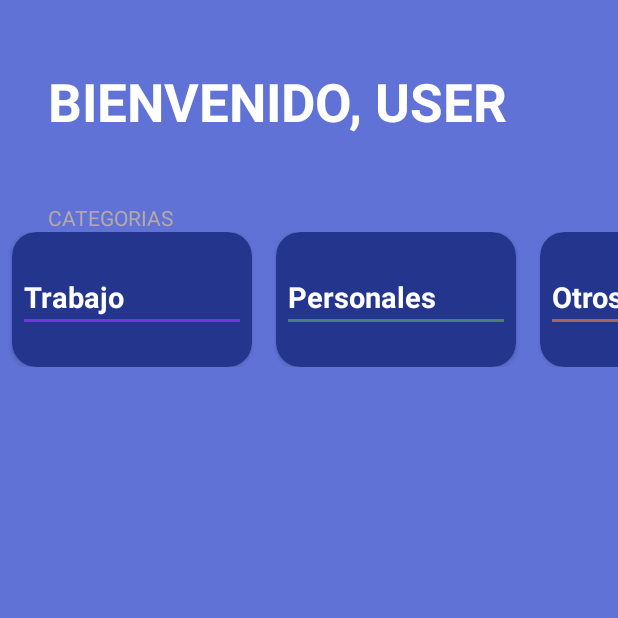
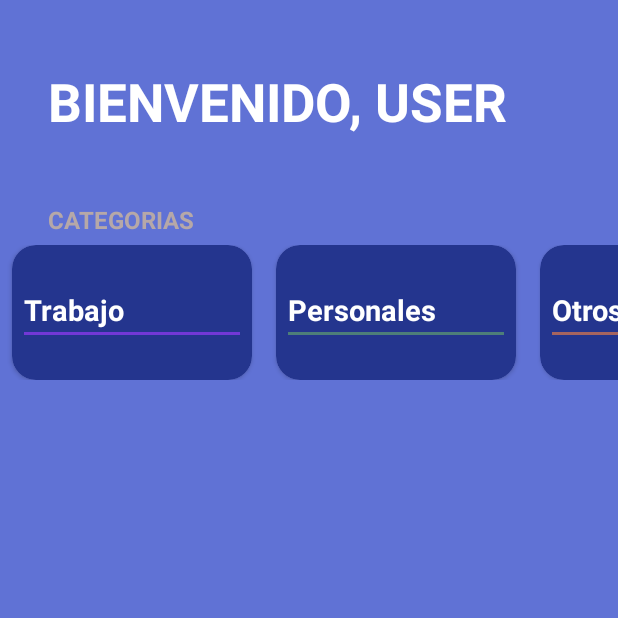
Before and after one commit to XimenaLargo/ToDo-Android-App, an Android app built with Jetpack Compose: the screen it shows after launch (MainActivity), on a phone screen of 412 x 824 dp, the top half of it. Run offline under Robolectric (Android 15) with nearby library versions, the phone set to English and light mode, and no system bars.

Commit message:
Change styles

```diff
--- a/app/src/main/res/layout/todo_activity.xml
+++ b/app/src/main/res/layout/todo_activity.xml
@@ -24,10 +24,13 @@
         android:text="@string/todo_categories"
         android:textAllCaps="true"
         android:textColor="@color/gray"
+        android:textStyle="bold"
+        android:textSize="16sp"
         android:layout_marginHorizontal="32dp"
         />
     <androidx.recyclerview.widget.RecyclerView
         android:id="@+id/rvCategories"
         android:layout_width="match_parent"
-        android:layout_height="wrap_content" />
+        android:layout_height="wrap_content"
+        android:layout_marginTop="6dp"/>
 </LinearLayout>
```
